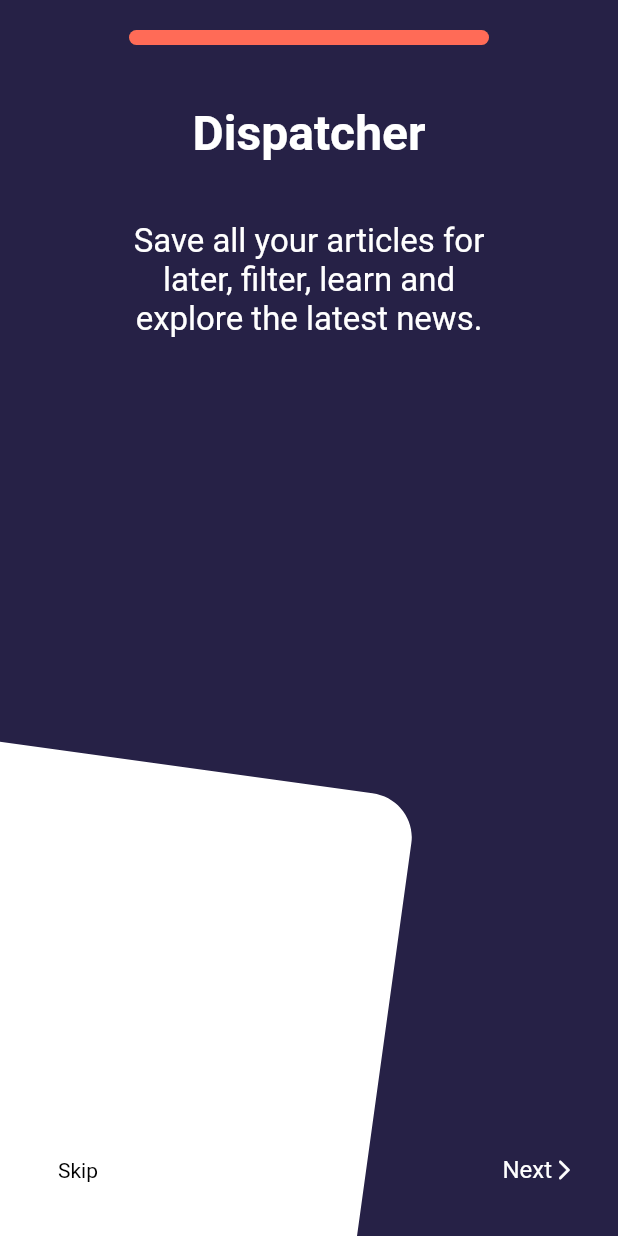
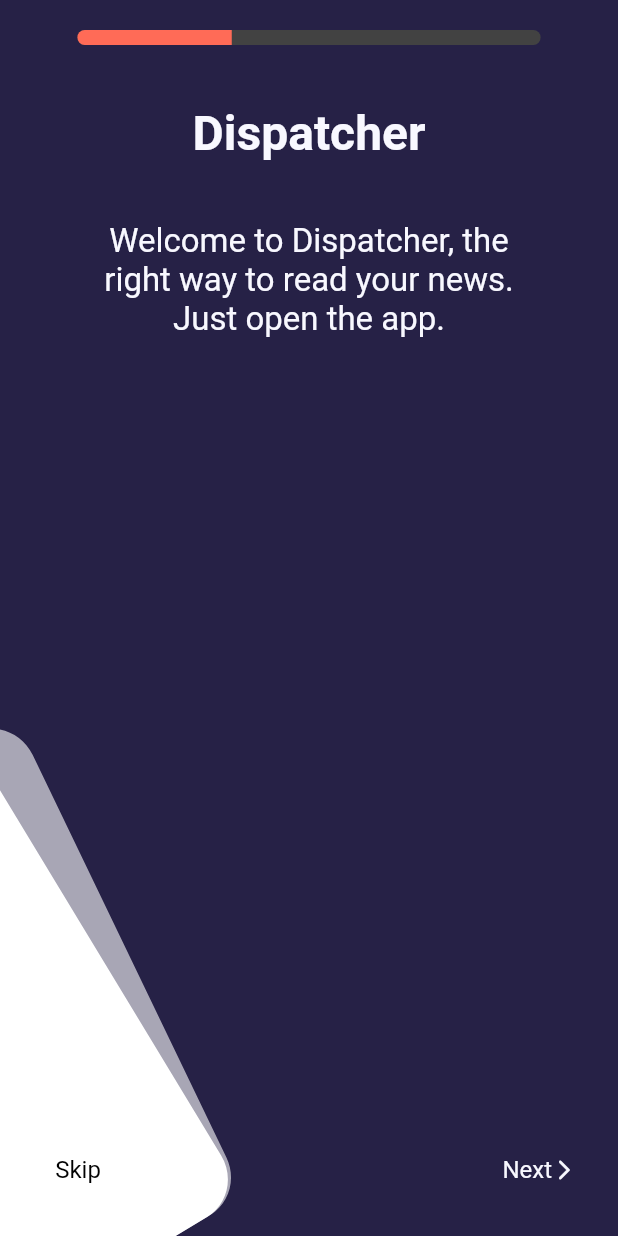
Before and after one commit to nitzanpap/dispatcher, a Flutter app: the screen it shows after launch, after a tap on "Skip", on a phone screen of 412 x 824 dp. Run offline on Flutter 3.47's test engine with Material 2 defaults, Android fonts, the phone set to English and light mode, and no system bars; our stand-ins replace flutter_svg, gap.

Commit message:
Refactored code according to comments

```diff
--- a/lib/global_constants.dart
+++ b/lib/global_constants.dart
@@ -2,18 +2,24 @@ import 'package:flutter/material.dart';
 
 const appTitle = 'Dispatcher';
 
-final myColorScheme = ColorScheme(
-  primary: const Color.fromRGBO(38, 33, 70, 1.0),
-  primaryContainer: const Color.fromRGBO(90, 90, 137, 1),
-  secondary: const Color.fromRGBO(0, 88, 185, 1),
-  secondaryContainer: Colors.green.shade700,
-  surface: const Color.fromRGBO(248, 248, 255, 1),
-  background: Colors.grey.shade200,
-  error: const Color.fromRGBO(255, 107, 87, 1),
-  onPrimary: Colors.white,
-  onSecondary: Colors.white,
-  onSurface: Colors.black,
-  onBackground: Colors.black,
-  onError: Colors.white,
-  brightness: Brightness.light,
-);
+class FigmaColors {
+  static const black = Colors.black;
+  static const deepDarkBlue = Color.fromRGBO(38, 33, 70, 1.0);
+  static const mediumBlue = Color.fromRGBO(90, 90, 137, 1);
+  static const blue = Color.fromRGBO(90, 90, 137, 1);
+  static const white = Color.fromRGBO(248, 248, 255, 1);
+  static const lightGrey = Color.fromRGBO(243, 243, 255, 1);
+  static const grey = Color.fromRGBO(217, 219, 233, 1);
+  static const error = Color.fromRGBO(255, 107, 87, 1);
+  static const badgeColor = Color.fromRGBO(217, 219, 233, 1);
+}
+
+class ValidRoutes {
+  static const onboardingScreen = '/onboarding_screen';
+  static const signupLoginScreen = '/sign_up_login_screen';
+}
+
+enum IconDirection {
+  start,
+  end,
+}
--- a/lib/main.dart
+++ b/lib/main.dart
@@ -2,11 +2,15 @@ import 'package:dispatcher/providers/onboarding_step_provider.dart';
 import 'package:flutter/material.dart';
 import 'package:dispatcher/screens/onboarding_screen.dart';
 import 'package:dispatcher/screens/splash_screen.dart';
+import 'package:flutter/services.dart';
 import 'package:provider/provider.dart';
 
 import './global_constants.dart';
 
 void main() {
+  WidgetsFlutterBinding.ensureInitialized();
+  SystemChrome.setPreferredOrientations(
+      [DeviceOrientation.portraitUp, DeviceOrientation.portraitDown]);
   runApp(const MyApp());
 }
 
@@ -15,29 +19,22 @@ class MyApp extends StatelessWidget {
 
   @override
   Widget build(BuildContext context) {
-    return MultiProvider(
-      providers: [
-        ChangeNotifierProvider(
-          create: (context) => OnboardingStepProvider(),
-        ),
-      ],
-      child: MaterialApp(
+    return MaterialApp(
       title: appTitle,
       debugShowCheckedModeBanner: false,
       theme: ThemeData(
         fontFamily: 'Roboto',
-          colorScheme: myColorScheme,
         badgeTheme: const BadgeThemeData(
           alignment: AlignmentDirectional.topEnd,
-            backgroundColor: Color.fromRGBO(253, 89, 89, 1),
         ),
-          scaffoldBackgroundColor: const Color.fromRGBO(229, 229, 229, 1),
       ),
       home: const SplashScreen(),
       routes: {
-          '/onboarding_screen': (context) => const OnboardingScreen(),
+        '/onboarding_screen': (context) => ChangeNotifierProvider(
+              create: (context) => OnboardingStepProvider(),
+              child: const OnboardingScreen(),
+            )
       },
-      ),
     );
   }
 }
--- a/lib/models/onboarding_step_model.dart
+++ /dev/null
@@ -1,21 +0,0 @@
-class OnboardingStepModel {
-  int _stepNumber = 0;
-
-  final List<String> _descriptions = [
-    'Welcome to Dispatcher, the right way to read your news. Just open the app.',
-    'Search your fields of interest and the best part..',
-    'Save all your articles for later, filter, learn and explore the latest news.',
-  ];
-
-  int get stepNumber => _stepNumber;
-
-  List<String> get descriptions => _descriptions;
-
-  void moveoToNextStep() {
-    _stepNumber++;
-  }
-
-  void skipToEndOfOnboarding() {
-    _stepNumber = descriptions.length - 1;
-  }
-}
--- a/lib/providers/onboarding_step_provider.dart
+++ b/lib/providers/onboarding_step_provider.dart
@@ -1,19 +1,20 @@
-import 'package:dispatcher/models/onboarding_step_model.dart';
 import 'package:flutter/material.dart';
 
 class OnboardingStepProvider with ChangeNotifier {
-  final OnboardingStepModel _onboardingStep = OnboardingStepModel();
+  int _onboardingStep = 0;
 
-  int get stepNumber => _onboardingStep.stepNumber;
-  List<String> get descriptions => _onboardingStep.descriptions;
+  final List<String> _descriptions = [
+    'Welcome to Dispatcher, the right way to read your news. Just open the app.',
+    'Search your fields of interest and the best part..',
+    'Save all your articles for later, filter, learn and explore the latest news.',
+  ];
+
+  int get stepNumber => _onboardingStep;
+
+  List<String> get descriptions => _descriptions;
 
   void moveoToNextStep() {
-    _onboardingStep.moveoToNextStep();
-    notifyListeners();
-  }
-
-  void skipToEndOfOnboarding() {
-    _onboardingStep.skipToEndOfOnboarding();
+    _onboardingStep++;
     notifyListeners();
   }
 }
--- a/lib/screens/onboarding_screen.dart
+++ b/lib/screens/onboarding_screen.dart
@@ -9,71 +9,64 @@ import 'package:provider/provider.dart';
 
 import '../widgets/paper_widgets/double_paper.dart';
 
-const GAP_SEPARATOR_HEIGHT = 40.0;
-const GAP = Gap(GAP_SEPARATOR_HEIGHT);
-
 class OnboardingScreen extends StatelessWidget {
   const OnboardingScreen({super.key});
+
+  static const gapSeparatorHeight = 40.0;
+  final gap = const Gap(gapSeparatorHeight);
 
   @override
   Widget build(BuildContext context) {
     final onboardingStepProvider = Provider.of<OnboardingStepProvider>(context);
     final int currentStep = onboardingStepProvider.stepNumber;
 
-    void moveToNextStep() {
-      if (currentStep + 1 <= onboardingStepProvider.descriptions.length - 1) {
-        onboardingStepProvider.moveoToNextStep();
-      } else {
-        // Implement this later.
-        if (kDebugMode) {
-          print('Finished Onboarding!');
-        }
-      }
-    }
-
-    Text getTitleTextView(Color color) {
-      return Text(
-        appTitle,
-        textAlign: TextAlign.center,
-        style: TextStyle(
-          color: Theme.of(context).colorScheme.onPrimary,
-          fontWeight: FontWeight.bold,
-          fontSize: 32,
-        ),
-      );
-    }
-
     return Scaffold(
-      backgroundColor: Theme.of(context).colorScheme.primary,
+      backgroundColor: FigmaColors.deepDarkBlue,
       body: Container(
         alignment: Alignment.topCenter,
         margin: EdgeInsets.only(top: MediaQuery.of(context).padding.top + 20),
         child: Column(
           mainAxisAlignment: MainAxisAlignment.spaceBetween,
           children: [
-            SizedBox(
-              width: 240,
+            getProgressAndTitleView(currentStep, onboardingStepProvider),
+            getPageImageAndButtonsView(currentStep, onboardingStepProvider),
+          ],
+        ),
+      ),
+    );
+  }
+
+  Widget getProgressAndTitleView(
+      int currentStep, OnboardingStepProvider onboardingStepProvider) {
+    return FractionallySizedBox(
+      widthFactor: 0.75,
       child: Column(
         children: [
           ProgressBar(
             currentStep: currentStep,
             totalSteps: onboardingStepProvider.descriptions.length,
           ),
-                  GAP,
-                  getTitleTextView(Theme.of(context).colorScheme.onPrimary),
-                  GAP,
+          gap,
+          getTitleTextView(FigmaColors.white),
+          gap,
           Text(
             onboardingStepProvider.descriptions[currentStep],
             textAlign: TextAlign.center,
-                    style: TextStyle(
-                      color: Theme.of(context).colorScheme.onPrimary,
+            style: const TextStyle(
+              color: FigmaColors.white,
               fontSize: 22,
             ),
           ),
         ],
       ),
-            ),
-            Expanded(
+    );
+  }
+
+  Expanded getPageImageAndButtonsView(
+    int currentStep,
+    OnboardingStepProvider onboardingStepProvider,
+  ) {
+    return Expanded(
       child: Stack(
         alignment: Alignment.bottomLeft,
         children: [
@@ -83,36 +76,64 @@ class OnboardingScreen extends StatelessWidget {
             child: Row(
               mainAxisAlignment: MainAxisAlignment.spaceBetween,
               children: [
-                        TextButtonWithRightIcon(
-                          onPressedFunction: () =>
-                              onboardingStepProvider.skipToEndOfOnboarding(),
-                          text: 'Skip',
-                          textStyle: TextStyle(
-                              color:
-                                  Theme.of(context).colorScheme.onBackground),
-                        ),
-                        TextButtonWithRightIcon(
-                          onPressedFunction: () => moveToNextStep(),
-                          text: 'Next',
-                          textStyle: TextStyle(
-                            color: Theme.of(context).colorScheme.onPrimary,
-                            fontSize: 16,
-                          ),
-                          icon: Icon(
-                            Icons.arrow_forward_ios_rounded,
-                            color: Theme.of(context).colorScheme.onPrimary,
-                            size: 16,
-                          ),
-                        ),
+                skipButton(),
+                nextButton(currentStep, onboardingStepProvider),
               ],
             ),
           ),
         ],
       ),
+    );
+  }
+
+  TextButtonWithIcon nextButton(
+    int currentStep,
+    OnboardingStepProvider onboardingStepProvider,
+  ) {
+    return TextButtonWithIcon(
+      onPressedFunction: () {
+        if (currentStep + 1 <= onboardingStepProvider.descriptions.length - 1) {
+          onboardingStepProvider.moveoToNextStep();
+        } else {
+          skipOnboarding();
+        }
+      },
+      text: 'Next',
+      color: FigmaColors.white,
+      fontSize: 16,
+      icon: const Icon(
+        Icons.arrow_forward_ios_rounded,
+        color: FigmaColors.white,
+        size: 16,
       ),
-          ],
-        ),
+      iconDirection: IconDirection.end,
+    );
+  }
+
+  TextButtonWithIcon skipButton() {
+    return TextButtonWithIcon(
+      onPressedFunction: () => skipOnboarding(),
+      text: 'Skip',
+      color: FigmaColors.black,
+    );
+  }
+
+  Text getTitleTextView(Color color) {
+    return Text(
+      appTitle,
+      textAlign: TextAlign.center,
+      style: TextStyle(
+        color: color,
+        fontWeight: FontWeight.bold,
+        fontSize: 32,
       ),
     );
   }
+
+  void skipOnboarding() {
+    // TODO: Implement push to a new route.
+    if (kDebugMode) {
+      print('Finished Onboarding!');
     }
+  }
+}
--- a/lib/screens/splash_screen.dart
+++ b/lib/screens/splash_screen.dart
@@ -23,7 +23,7 @@ class _SplashScreenState extends State<SplashScreen> {
   @override
   Widget build(BuildContext context) {
     return Scaffold(
-      backgroundColor: Theme.of(context).colorScheme.primary,
+      backgroundColor: FigmaColors.deepDarkBlue,
       body: Center(
         child: FractionallySizedBox(
           heightFactor: 0.75,
@@ -31,10 +31,10 @@ class _SplashScreenState extends State<SplashScreen> {
             mainAxisAlignment: MainAxisAlignment.spaceBetween,
             children: [
               logoLayered,
-              Text(
+              const Text(
                 appTitle,
                 style: TextStyle(
-                  color: Theme.of(context).colorScheme.onPrimary,
+                  color: FigmaColors.white,
                   fontWeight: FontWeight.bold,
                   fontSize: 32,
                 ),
--- a/lib/widgets/progress_bar.dart
+++ b/lib/widgets/progress_bar.dart
@@ -1,3 +1,4 @@
+import 'package:dispatcher/global_constants.dart';
 import 'package:flutter/material.dart';
 
 class ProgressBar extends StatelessWidget {
@@ -15,7 +16,7 @@ class ProgressBar extends StatelessWidget {
     return ClipRRect(
       borderRadius: BorderRadius.circular(100),
       child: LinearProgressIndicator(
-        color: Theme.of(context).colorScheme.error,
+        color: FigmaColors.error,
         value: (currentStep + 1) / totalSteps,
         backgroundColor: Colors.grey[800],
         minHeight: 10,
--- a/lib/widgets/text_button_with_icon.dart
+++ b/lib/widgets/text_button_with_icon.dart
@@ -1,30 +1,38 @@
+import 'package:dispatcher/global_constants.dart';
 import 'package:flutter/material.dart';
 
-class TextButtonWithRightIcon extends StatelessWidget {
+class TextButtonWithIcon extends StatelessWidget {
   final VoidCallback onPressedFunction;
   final String text;
-  final TextStyle? textStyle;
+  final Color color;
+  final double fontSize;
   final Icon? icon;
+  final IconDirection iconDirection;
 
-  const TextButtonWithRightIcon({
+  const TextButtonWithIcon({
     super.key,
     required this.onPressedFunction,
     required this.text,
-    this.textStyle,
+    this.color = Colors.black,
+    this.fontSize = 16.0,
     this.icon,
+    this.iconDirection = IconDirection.start,
   });
 
   @override
   Widget build(BuildContext context) {
+    bool isIconOnStart = iconDirection == IconDirection.start;
+    bool isIconOnEnd = iconDirection == IconDirection.end;
     return TextButton(
       onPressed: () => onPressedFunction(),
       child: Row(
         children: [
+          (icon != null && isIconOnStart) ? icon! : const SizedBox.shrink(),
           Text(
             text,
-            style: textStyle ?? const TextStyle(color: Colors.black),
+            style: TextStyle(color: color, fontSize: fontSize),
           ),
-          icon ?? const SizedBox.shrink(),
+          (icon != null && isIconOnEnd) ? icon! : const SizedBox.shrink(),
         ],
       ),
     );
```
Lines whose indentation alone changed are shown as unchanged.
